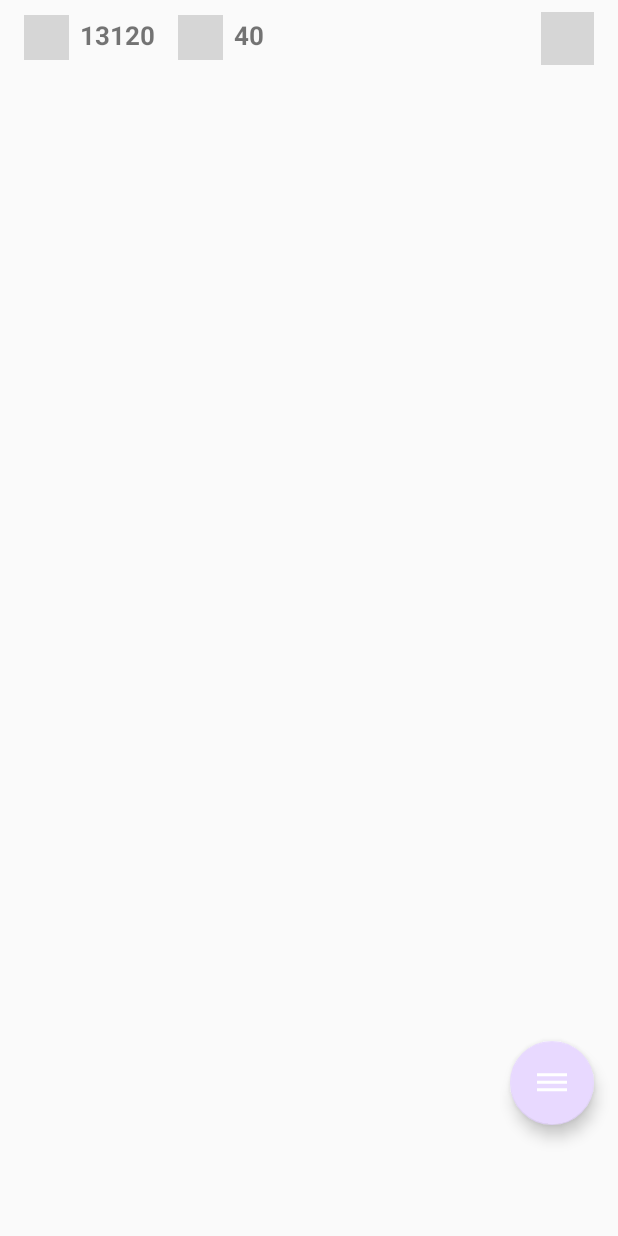
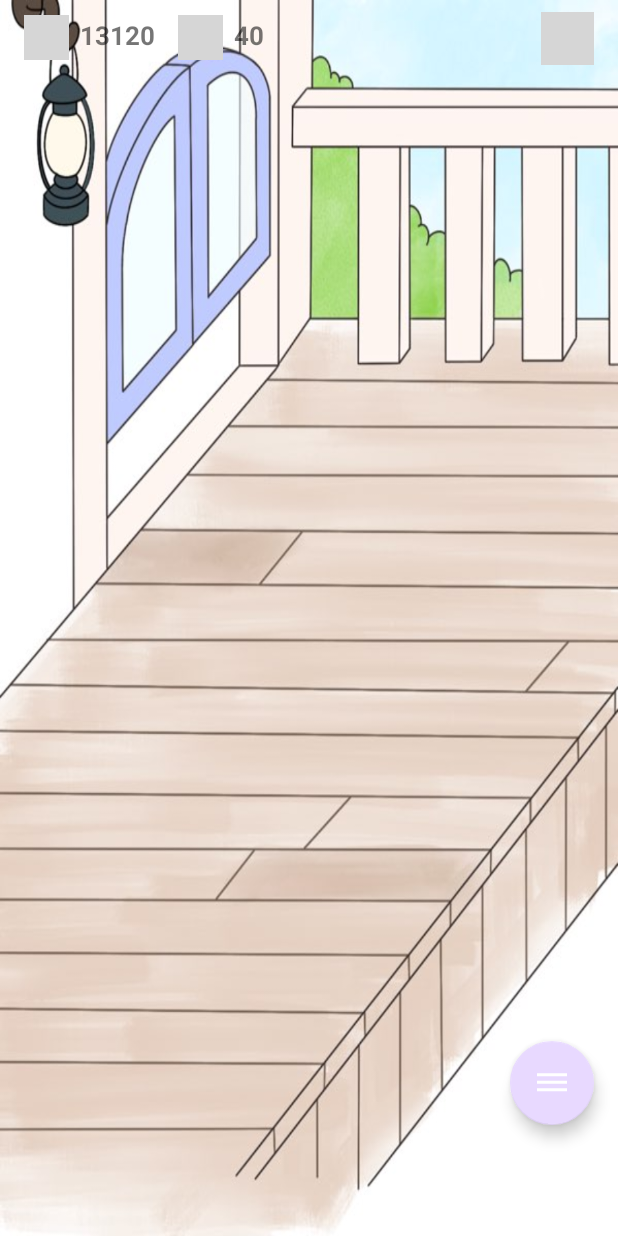
Before and after one commit to sanhae11/Plan_Cat, an Android app: the layout fragment_cat.xml on its own in the app's theme, with its tools: preview values and no code run, on a phone screen of 412 x 824 dp. Run offline under Robolectric (Android 15) with nearby library versions, the phone set to English and light mode, and no system bars; grey boxes are pictures that could not be loaded.

Commit message:
게임 화면 배경 예시 추가...

```diff
--- a/app/src/main/res/layout/fragment_cat.xml
+++ b/app/src/main/res/layout/fragment_cat.xml
@@ -5,7 +5,8 @@
     android:layout_width="match_parent"
     android:layout_height="match_parent"
     xmlns:app="http://schemas.android.com/apk/res-auto"
-    tools:context=".MainActivity">
+    tools:context=".MainActivity"
+    android:background="@drawable/bg_ex">
 
     <!-- 좌측 상단에 코인 배치 -->
     // 이미지나 사이즈, 간격 봐가면서 수정하기
```
Also changed, not shown: app/src/main/res/drawable/bg_ex.jpg (added).
